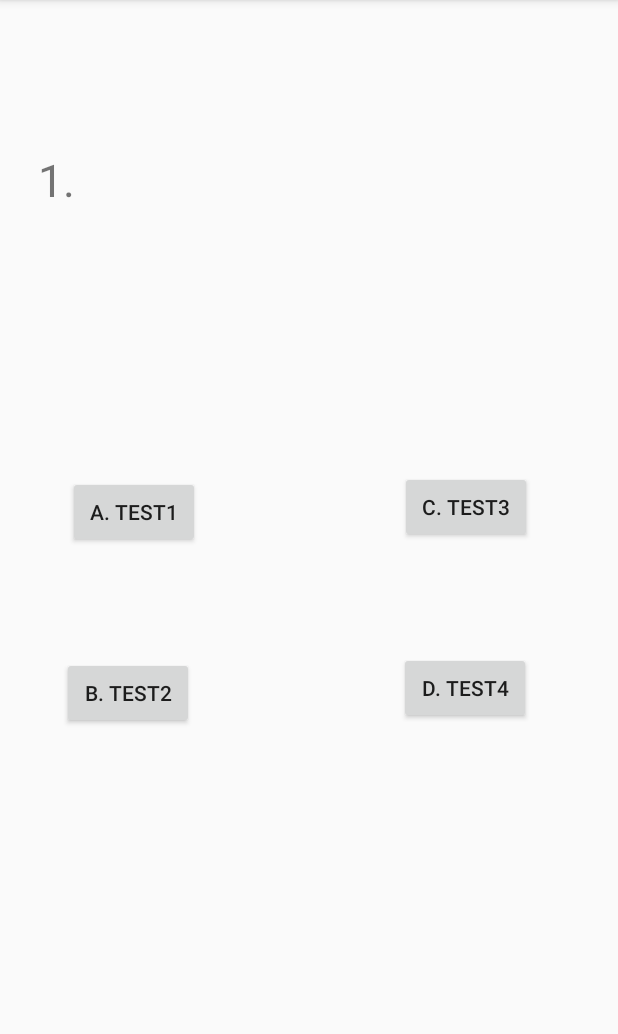
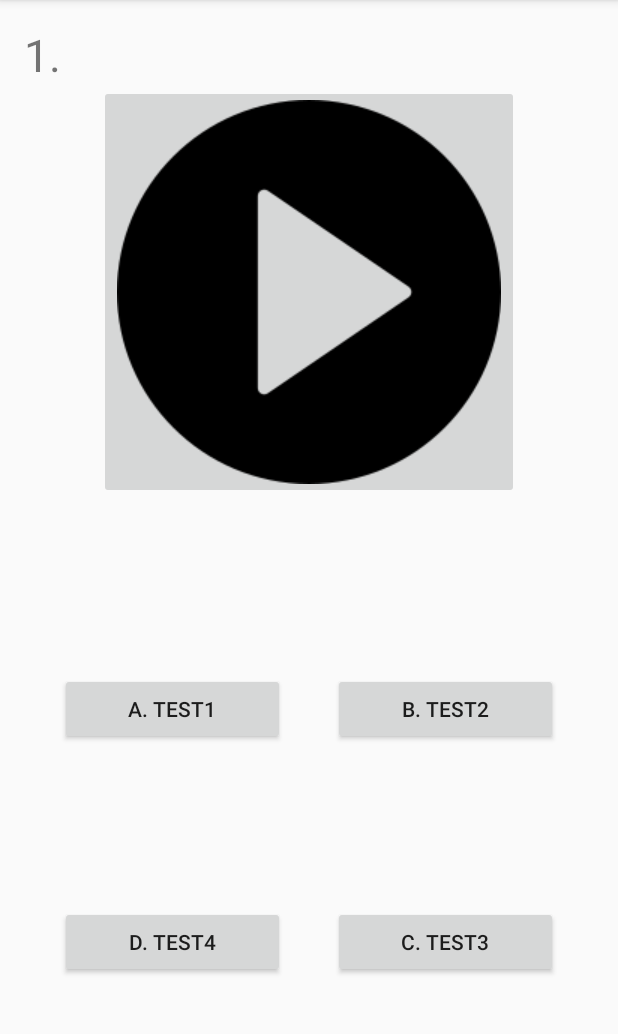
Before and after one commit to jun2900/AndroidStudioProjek, an Android app: the TebakLagu screen opened directly, with no data from a screen before it, on a phone screen of 412 x 824 dp, the part 84-1118 px from its top. Run offline under Robolectric (Android 15) with nearby library versions, the phone set to English and light mode, and no system bars.

Commit message:
layout repairing etc

```diff
--- a/app/src/main/res/layout/activity_tebak_lagu.xml
+++ b/app/src/main/res/layout/activity_tebak_lagu.xml
@@ -1,5 +1,5 @@
 <?xml version="1.0" encoding="utf-8"?>
-<RelativeLayout xmlns:android="http://schemas.android.com/apk/res/android"
+<android.support.constraint.ConstraintLayout xmlns:android="http://schemas.android.com/apk/res/android"
     xmlns:app="http://schemas.android.com/apk/res-auto"
     xmlns:tools="http://schemas.android.com/tools"
     android:layout_width="match_parent"
@@ -8,62 +8,83 @@
 
     <Button
         android:id="@+id/buttonA"
-        android:layout_width="wrap_content"
+        android:layout_width="150dp"
         android:layout_height="wrap_content"
-        android:layout_alignParentStart="true"
-        android:layout_alignParentLeft="true"
-        android:layout_alignParentTop="true"
-        android:layout_marginStart="45dp"
-        android:layout_marginLeft="45dp"
-        android:layout_marginTop="317dp"
-        android:text="A. test1" />
+        android:layout_marginStart="8dp"
+        android:layout_marginLeft="8dp"
+        android:layout_marginTop="8dp"
+        android:text="A. test1"
+        app:layout_constraintBottom_toTopOf="@+id/buttonD"
+        app:layout_constraintEnd_toStartOf="@+id/buttonB"
+        app:layout_constraintHorizontal_bias="0.5"
+        app:layout_constraintStart_toStartOf="parent"
+        app:layout_constraintTop_toBottomOf="@+id/imageButton8" />
 
     <Button
         android:id="@+id/buttonB"
-        android:layout_width="wrap_content"
+        android:layout_width="150dp"
         android:layout_height="wrap_content"
-        android:layout_alignParentStart="true"
-        android:layout_alignParentLeft="true"
-        android:layout_alignParentBottom="true"
-        android:layout_marginStart="41dp"
-        android:layout_marginLeft="41dp"
-        android:layout_marginBottom="282dp"
-        android:text="B. Test2" />
+        android:layout_marginTop="8dp"
+        android:layout_marginEnd="8dp"
+        android:layout_marginRight="8dp"
+        android:text="B. Test2"
+        app:layout_constraintBottom_toTopOf="@+id/buttonC"
+        app:layout_constraintEnd_toEndOf="parent"
+        app:layout_constraintHorizontal_bias="0.5"
+        app:layout_constraintStart_toEndOf="@+id/buttonA"
+        app:layout_constraintTop_toBottomOf="@+id/imageButton8" />
 
     <Button
         android:id="@+id/buttonC"
-        android:layout_width="wrap_content"
+        android:layout_width="150dp"
         android:layout_height="wrap_content"
-        android:layout_alignParentTop="true"
-        android:layout_alignParentEnd="true"
-        android:layout_alignParentRight="true"
-        android:layout_marginTop="314dp"
-        android:layout_marginEnd="57dp"
-        android:layout_marginRight="57dp"
-        android:text="C. Test3" />
+        android:layout_marginEnd="8dp"
+        android:layout_marginRight="8dp"
+        android:layout_marginBottom="8dp"
+        android:text="C. Test3"
+        app:layout_constraintBottom_toBottomOf="parent"
+        app:layout_constraintEnd_toEndOf="parent"
+        app:layout_constraintHorizontal_bias="0.5"
+        app:layout_constraintStart_toEndOf="@+id/buttonD"
+        app:layout_constraintTop_toBottomOf="@+id/buttonB" />
 
     <Button
         android:id="@+id/buttonD"
-        android:layout_width="wrap_content"
+        android:layout_width="150dp"
         android:layout_height="wrap_content"
-        android:layout_alignParentEnd="true"
-        android:layout_alignParentRight="true"
-        android:layout_alignParentBottom="true"
-        android:layout_marginEnd="58dp"
-        android:layout_marginRight="58dp"
-        android:layout_marginBottom="285dp"
-        android:text="D. Test4" />
+        android:layout_marginStart="8dp"
+        android:layout_marginLeft="8dp"
+        android:layout_marginBottom="8dp"
+        android:text="D. Test4"
+        app:layout_constraintBottom_toBottomOf="parent"
+        app:layout_constraintEnd_toStartOf="@+id/buttonC"
+        app:layout_constraintHorizontal_bias="0.5"
+        app:layout_constraintStart_toStartOf="parent"
+        app:layout_constraintTop_toBottomOf="@+id/buttonA" />
 
     <TextView
         android:id="@+id/textView2"
         android:layout_width="wrap_content"
         android:layout_height="wrap_content"
-        android:layout_alignParentStart="true"
-        android:layout_alignParentLeft="true"
-        android:layout_alignParentTop="true"
-        android:layout_marginStart="25dp"
-        android:layout_marginLeft="25dp"
-        android:layout_marginTop="99dp"
+        android:layout_marginStart="16dp"
+        android:layout_marginLeft="16dp"
+        android:layout_marginTop="16dp"
         android:text="1."
-        android:textSize="30sp" />
-</RelativeLayout>
+        android:textSize="30sp"
+        app:layout_constraintStart_toStartOf="parent"
+        app:layout_constraintTop_toTopOf="parent" />
+
+    <ImageButton
+        android:id="@+id/imageButton8"
+        android:layout_width="wrap_content"
+        android:layout_height="wrap_content"
+        android:layout_marginStart="8dp"
+        android:layout_marginLeft="8dp"
+        android:layout_marginEnd="8dp"
+        android:layout_marginRight="8dp"
+        app:layout_constraintEnd_toEndOf="parent"
+        app:layout_constraintStart_toStartOf="parent"
+        app:layout_constraintTop_toBottomOf="@+id/textView2"
+        app:srcCompat="@drawable/playbtn256" />
+
+</android.support.constraint.ConstraintLayout>
--- a/build.gradle
+++ b/build.gradle
@@ -7,7 +7,7 @@ buildscript {
 
     }
     dependencies {
-        classpath 'com.android.tools.build:gradle:3.3.2'
+        classpath 'com.android.tools.build:gradle:3.4.0'
 
         // NOTE: Do not place your application dependencies here; they belong
         // in the individual module build.gradle files
```
Also changed, not shown: app/src/main/res/layout/activity_jenis_permainan.xml (+54 -39 lines), app/src/main/res/layout/activity_main.xml (+40 -27 lines), app/src/main/res/drawable/playbtn256.png (added), gradle/wrapper/gradle-wrapper.properties, 1 other file.
